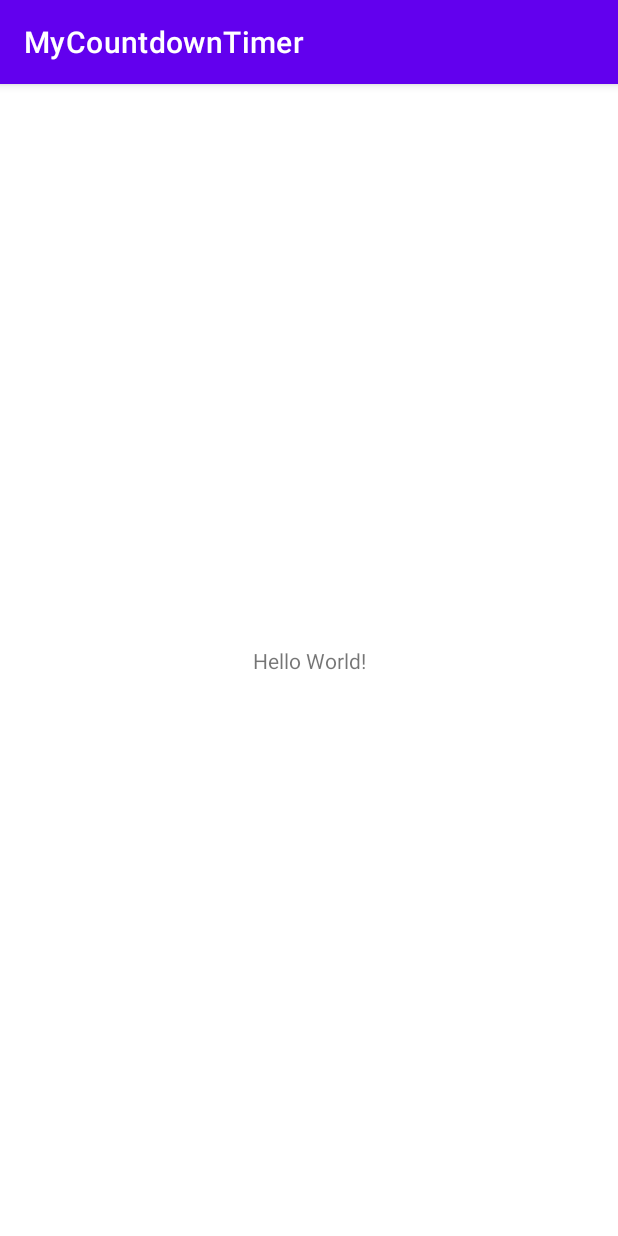
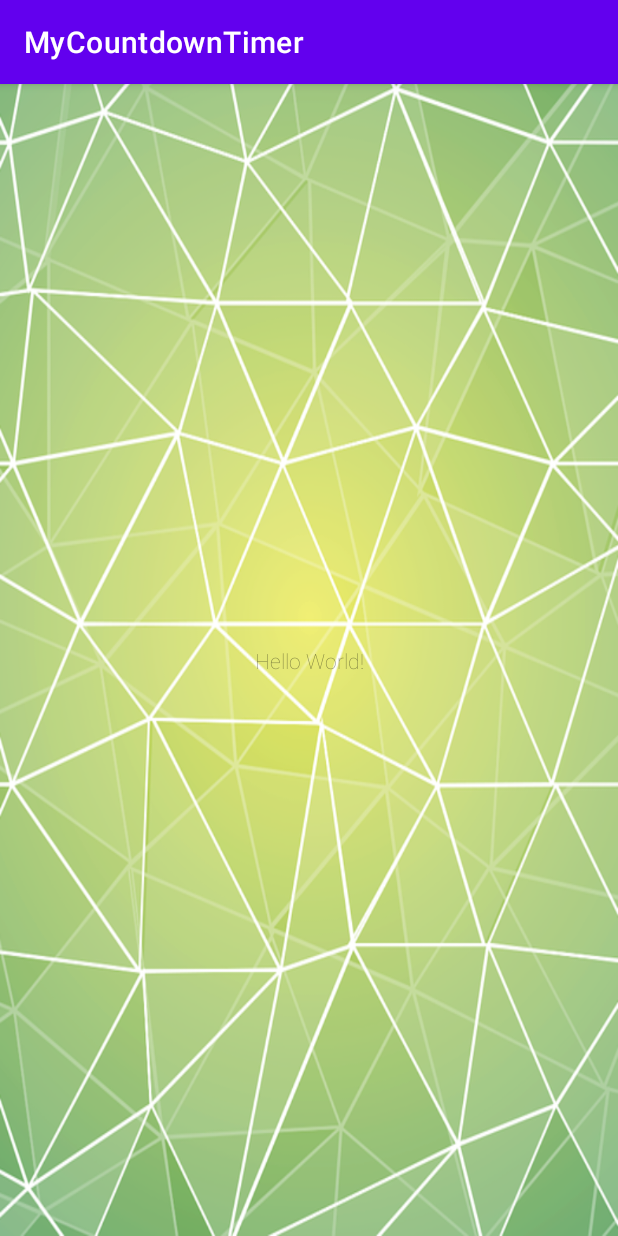
Before and after one commit to tatsuya-ss/MyCountdownTimer, an Android app: the screen it shows after launch (MainActivity), on a phone screen of 412 x 824 dp. Run offline under Robolectric (Android 15) with nearby library versions, the phone set to English and light mode, and no system bars.

Commit message:
アプリの色の設定

```diff
--- a/app/src/main/res/values-night/themes.xml
+++ b/app/src/main/res/values-night/themes.xml
@@ -12,5 +12,8 @@
         <!-- Status bar color. -->
         <item name="android:statusBarColor" tools:targetApi="l">?attr/colorPrimaryVariant</item>
         <!-- Customize your theme here. -->
+        <item name="android:windowBackground">@drawable/background_dark</item>
+        <item name="android:textColorPrimary">@color/grey_300</item>
+        <item name="android:fontFamily">sans-serif-thin</item>
     </style>
 </resources>
--- a/app/src/main/res/values/colors.xml
+++ b/app/src/main/res/values/colors.xml
@@ -7,4 +7,6 @@
     <color name="teal_700">#FF018786</color>
     <color name="black">#FF000000</color>
     <color name="white">#FFFFFFFF</color>
+    <color name="grey_300">#E0E0E0</color>
+    <color name="grey_600">#757575</color>
 </resources>
--- a/app/src/main/res/values/themes.xml
+++ b/app/src/main/res/values/themes.xml
@@ -12,5 +12,8 @@
         <!-- Status bar color. -->
         <item name="android:statusBarColor" tools:targetApi="l">?attr/colorPrimaryVariant</item>
         <!-- Customize your theme here. -->
+        <item name="android:windowBackground">@drawable/background</item>
+        <item name="android:textColorPrimary">@color/grey_600</item>
+        <item name="android:fontFamily">sans-serif-thin</item>
     </style>
 </resources>
```
